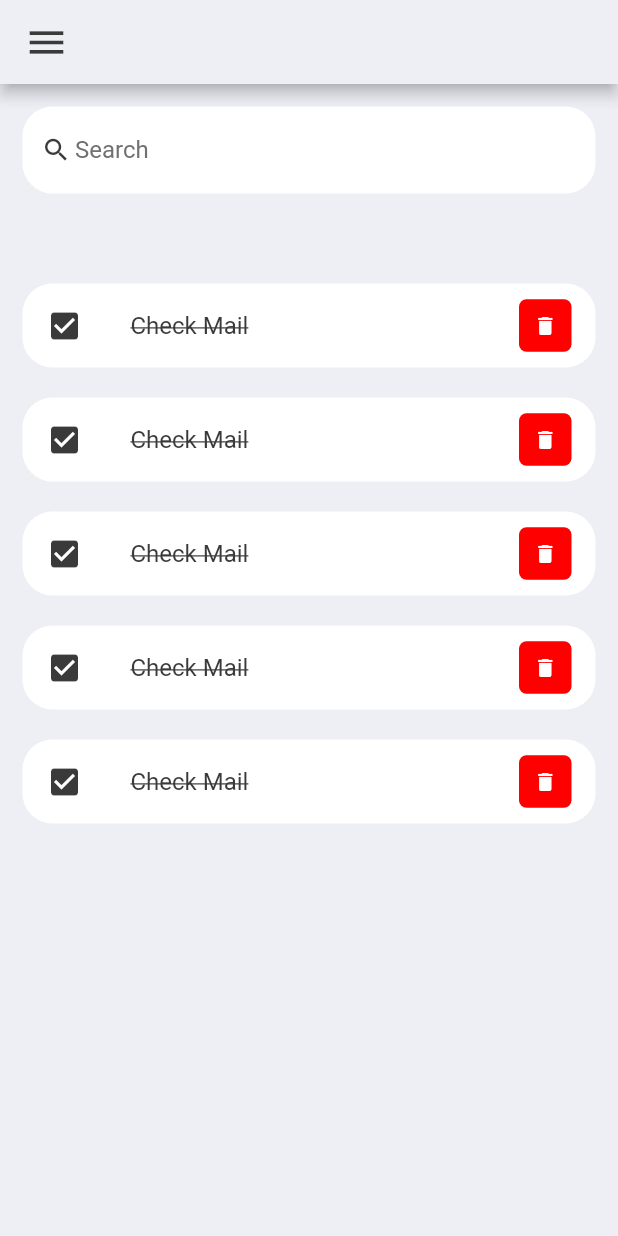
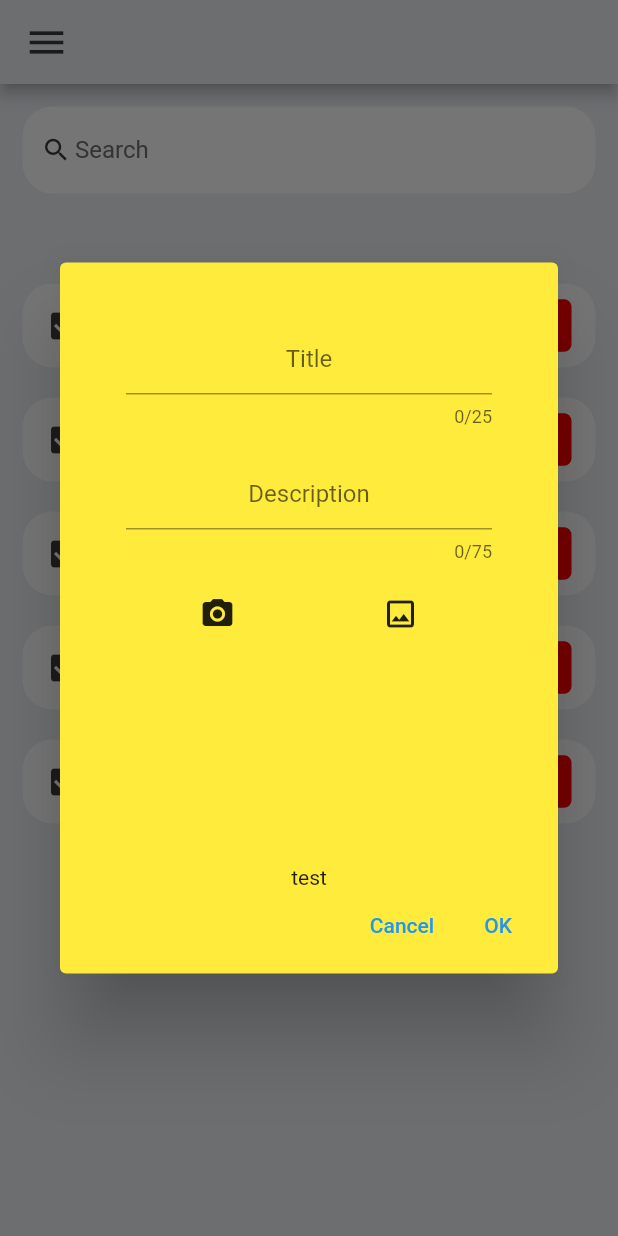
Before and after one commit to Juandr0/todo_app, a Flutter app: the screen it shows after launch, after a tap on "Check Mail", on a phone screen of 412 x 824 dp. Run offline on Flutter 3.47's test engine with Material 2 defaults, Android fonts, the phone set to English and light mode, and no system bars.

Commit message:
Added alertbuilder and implemented it to display when clicked on from todo_item.

```diff
--- a/lib/views/post_it_view.dart
+++ b/lib/views/post_it_view.dart
@@ -2,11 +2,17 @@ import 'package:flutter/material.dart';
 import 'package:todo_app/constants/app_sizes.dart';
 
 class PostItView extends StatefulWidget {
-  const PostItView({this.title, this.description, this.todoImage, super.key});
+  PostItView(
+      {this.title,
+      this.description,
+      this.todoImage,
+      super.key,
+      required this.backgroundColor});
 
   final String? title;
   final Image? todoImage;
   final String? description;
+  Color backgroundColor;
 
   @override
   State<StatefulWidget> createState() => _PostItViewState();
@@ -24,17 +30,18 @@ class _PostItViewState extends State<PostItView> {
       width: containerSize.width,
       decoration: BoxDecoration(
         borderRadius: BorderRadius.circular(AppSizes.inline),
-        color: Colors.yellow,
+        color: widget.backgroundColor,
       ),
       child: Center(
         child: Padding(
           padding: const EdgeInsets.all(AppSizes.between),
           child: Column(
             children: [
-              centerTextField('Title', false, titleMaxCharacters),
+              _centerTextField('Title', false, titleMaxCharacters),
               const SizedBox(height: AppSizes.between),
-              centerTextField('Description', true, descriptionMaxCharacters),
-              widget.todoImage == null ? iconButtons() : scalableImage()
+              _centerTextField('Description', true, descriptionMaxCharacters),
+              const SizedBox(height: AppSizes.within),
+              widget.todoImage == null ? _iconButtons() : _imageStack()
             ],
           ),
         ),
@@ -42,8 +49,29 @@ class _PostItViewState extends State<PostItView> {
     );
   }
 
-  // Currently holds a placeholder image.
-  Expanded scalableImage() {
+  // TODO: Add logic that removes image upon click. Task currently blocked
+  Stack _imageStack() {
+    return Stack(
+      children: [
+        _scalableImage(),
+        Align(
+          alignment: Alignment.topRight,
+          child: IconButton(
+            alignment: Alignment.topRight,
+            onPressed: () {},
+            padding: EdgeInsets.zero,
+            icon: const Icon(
+              Icons.cancel,
+              color: Colors.red,
+            ),
+          ),
+        ),
+      ],
+    );
+  }
+
+  // TODO: Replace placeholder image with real image. Task currently blocked
+  Expanded _scalableImage() {
     return Expanded(
       child: Image.network(
         width: double.infinity,
@@ -53,8 +81,9 @@ class _PostItViewState extends State<PostItView> {
     );
   }
 
-  Row iconButtons() {
+  Row _iconButtons() {
     return Row(
+      crossAxisAlignment: CrossAxisAlignment.center,
       mainAxisAlignment: MainAxisAlignment.spaceAround,
       children: [
         IconButton(
@@ -69,7 +98,7 @@ class _PostItViewState extends State<PostItView> {
     );
   }
 
-  TextField centerTextField(
+  TextField _centerTextField(
     String title,
     bool multipleLines,
     int maxCharacters,
--- /dev/null
+++ b/lib/widgets/alert_builder.dart
@@ -0,0 +1,34 @@
+import 'package:flutter/material.dart';
+import 'package:todo_app/views/post_it_view.dart';
+
+class AlertBuilder {
+  static void buildPostIt(BuildContext context) {
+    showDialog<String>(
+      context: context,
+      builder: (BuildContext context) => AlertDialog(
+        backgroundColor: Colors.yellow,
+        content: PostItView(backgroundColor: Colors.yellow),
+        actions: <Widget>[
+          Column(
+            children: [
+              Text('test'),
+              Row(
+                children: [
+                  Spacer(),
+                  TextButton(
+                    onPressed: () => Navigator.pop(context, 'Cancel'),
+                    child: const Text('Cancel'),
+                  ),
+                  TextButton(
+                    onPressed: () => Navigator.pop(context, 'OK'),
+                    child: const Text('OK'),
+                  ),
+                ],
+              )
+            ],
+          ),
+        ],
+      ),
+    );
+  }
+}
--- a/lib/widgets/todo_item.dart
+++ b/lib/widgets/todo_item.dart
@@ -1,5 +1,6 @@
 import 'package:flutter/material.dart';
 import 'package:todo_app/constants/colors.dart';
+import 'package:todo_app/widgets/alert_builder.dart';
 
 class ToDoItem extends StatelessWidget {
   const ToDoItem({Key? key}) : super(key: key);
@@ -10,7 +11,7 @@ class ToDoItem extends StatelessWidget {
       margin: const EdgeInsets.only(bottom: 20),
       child: ListTile(
         onTap: () {
-          print('Clicked on item');
+          AlertBuilder.buildPostIt(context);
         },
         shape: RoundedRectangleBorder(
           borderRadius: BorderRadius.circular(20),
```
